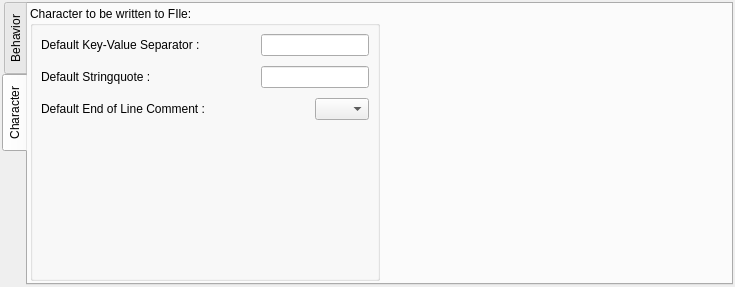
Old version of the form src/option/solveroptionsetting.ui in the repository GAMS-dev/studio.
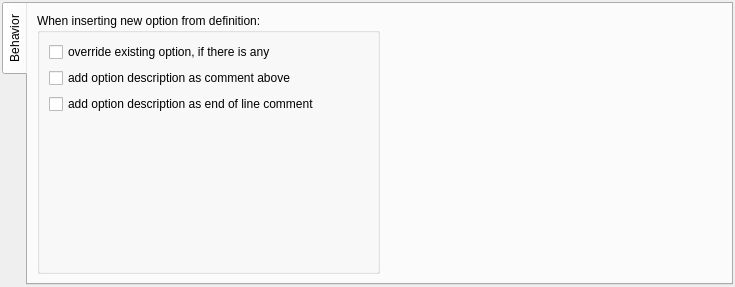
New version of the form. The open tabs and pages were chosen to show the change.

Commit message: do not allow character setting for now

Diff of the .ui file:
```diff
--- a/src/option/solveroptionsetting.ui
+++ b/src/option/solveroptionsetting.ui
@@ -121,267 +121,6 @@
        </item>
       </layout>
      </widget>
-     <widget class="QWidget" name="characterTab">
-      <property name="sizePolicy">
-       <sizepolicy hsizetype="Expanding" vsizetype="Expanding">
-        <horstretch>0</horstretch>
-        <verstretch>0</verstretch>
-       </sizepolicy>
-      </property>
-      <attribute name="title">
-       <string>Character</string>
-      </attribute>
-      <layout class="QHBoxLayout" name="horizontalLayout_6" stretch="0,0">
-       <property name="spacing">
-        <number>2</number>
-       </property>
-       <property name="leftMargin">
-        <number>2</number>
-       </property>
-       <property name="topMargin">
-        <number>2</number>
-       </property>
-       <property name="rightMargin">
-        <number>2</number>
-       </property>
-       <property name="bottomMargin">
-        <number>2</number>
-       </property>
-       <item>
-        <widget class="QGroupBox" name="characterGroupBox">
-         <property name="title">
-          <string>Character to be written to FIle:</string>
-         </property>
-         <layout class="QVBoxLayout" name="verticalLayout_6">
-          <property name="spacing">
-           <number>6</number>
-          </property>
-          <property name="leftMargin">
-           <number>6</number>
-          </property>
-          <property name="topMargin">
-           <number>6</number>
-          </property>
-          <property name="rightMargin">
-           <number>6</number>
-          </property>
-          <property name="bottomMargin">
-           <number>6</number>
-          </property>
-          <item>
-           <widget class="QWidget" name="separatorWidget" native="true">
-            <property name="sizePolicy">
-             <sizepolicy hsizetype="Preferred" vsizetype="Minimum">
-              <horstretch>0</horstretch>
-              <verstretch>0</verstretch>
-             </sizepolicy>
-            </property>
-            <layout class="QHBoxLayout" name="horizontalLayout_2">
-             <property name="spacing">
-              <number>2</number>
-             </property>
-             <property name="leftMargin">
-              <number>2</number>
-             </property>
-             <property name="topMargin">
-              <number>2</number>
-             </property>
-             <property name="rightMargin">
-              <number>2</number>
-             </property>
-             <property name="bottomMargin">
-              <number>2</number>
-             </property>
-             <item>
-              <widget class="QLabel" name="separatorLabel">
-               <property name="text">
-                <string>Default Key-Value Separator :</string>
-               </property>
-              </widget>
-             </item>
-             <item>
-              <spacer name="separatorHSpacer">
-               <property name="orientation">
-                <enum>Qt::Horizontal</enum>
-               </property>
-               <property name="sizeHint" stdset="0">
-                <size>
-                 <width>40</width>
-                 <height>20</height>
-                </size>
-               </property>
-              </spacer>
-             </item>
-             <item>
-              <widget class="QLineEdit" name="defaultSeparatorLineEdit">
-               <property name="sizePolicy">
-                <sizepolicy hsizetype="Minimum" vsizetype="Preferred">
-                 <horstretch>0</horstretch>
-                 <verstretch>0</verstretch>
-                </sizepolicy>
-               </property>
-               <property name="maxLength">
-                <number>5</number>
-               </property>
-               <property name="readOnly">
-                <bool>true</bool>
-               </property>
-              </widget>
-             </item>
-            </layout>
-           </widget>
-          </item>
-          <item>
-           <widget class="QWidget" name="stringquoteWidget" native="true">
-            <layout class="QHBoxLayout" name="horizontalLayout">
-             <property name="spacing">
-              <number>2</number>
-             </property>
-             <property name="leftMargin">
-              <number>2</number>
-             </property>
-             <property name="topMargin">
-              <number>2</number>
-             </property>
-             <property name="rightMargin">
-              <number>2</number>
-             </property>
-             <property name="bottomMargin">
-              <number>2</number>
-             </property>
-             <item>
-              <widget class="QLabel" name="stringquoteLabel">
-               <property name="text">
-                <string>Default Stringquote :</string>
-               </property>
-              </widget>
-             </item>
-             <item>
-              <spacer name="stringquoteHSpacer">
-               <property name="orientation">
-                <enum>Qt::Horizontal</enum>
-               </property>
-               <property name="sizeHint" stdset="0">
-                <size>
-                 <width>40</width>
-                 <height>20</height>
-                </size>
-               </property>
-              </spacer>
-             </item>
-             <item>
-              <widget class="QLineEdit" name="defaultStringquoteLineEdit">
-               <property name="sizePolicy">
-                <sizepolicy hsizetype="Minimum" vsizetype="Preferred">
-                 <horstretch>0</horstretch>
-                 <verstretch>0</verstretch>
-                </sizepolicy>
-               </property>
-               <property name="maxLength">
-                <number>5</number>
-               </property>
-               <property name="readOnly">
-                <bool>true</bool>
-               </property>
-              </widget>
-             </item>
-            </layout>
-           </widget>
-          </item>
-          <item>
-           <widget class="QWidget" name="eolCommentWidget" native="true">
-            <property name="sizePolicy">
-             <sizepolicy hsizetype="Preferred" vsizetype="Minimum">
-              <horstretch>0</horstretch>
-              <verstretch>0</verstretch>
-             </sizepolicy>
-            </property>
-            <layout class="QHBoxLayout" name="horizontalLayout_3">
-             <property name="spacing">
-              <number>2</number>
-             </property>
-             <property name="leftMargin">
-              <number>2</number>
-             </property>
-             <property name="topMargin">
-              <number>2</number>
-             </property>
-             <property name="rightMargin">
-              <number>2</number>
-             </property>
-             <property name="bottomMargin">
-              <number>2</number>
-             </property>
-             <item>
-              <widget class="QLabel" name="eolCommentLabel">
-               <property name="text">
-                <string>Default End of Line Comment :</string>
-               </property>
-              </widget>
-             </item>
-             <item>
-              <spacer name="eolCommentHSpacer">
-               <property name="orientation">
-                <enum>Qt::Horizontal</enum>
-               </property>
-               <property name="sizeHint" stdset="0">
-                <size>
-                 <width>40</width>
-                 <height>20</height>
-                </size>
-               </property>
-              </spacer>
-             </item>
-             <item>
-              <widget class="QComboBox" name="eolCommentCharComboBox">
-               <property name="sizePolicy">
-                <sizepolicy hsizetype="Preferred" vsizetype="Minimum">
-                 <horstretch>0</horstretch>
-                 <verstretch>0</verstretch>
-                </sizepolicy>
-               </property>
-               <property name="sizeAdjustPolicy">
-                <enum>QComboBox::AdjustToMinimumContentsLength</enum>
-               </property>
-               <property name="minimumContentsLength">
-                <number>3</number>
-               </property>
-              </widget>
-             </item>
-            </layout>
-           </widget>
-          </item>
-          <item>
-           <spacer name="defaultSeparatorVSpacer">
-            <property name="orientation">
-             <enum>Qt::Vertical</enum>
-            </property>
-            <property name="sizeHint" stdset="0">
-             <size>
-              <width>17</width>
-              <height>69</height>
-             </size>
-            </property>
-           </spacer>
-          </item>
-         </layout>
-        </widget>
-       </item>
-       <item>
-        <spacer name="characterHSpacer">
-         <property name="orientation">
-          <enum>Qt::Horizontal</enum>
-         </property>
-         <property name="sizeHint" stdset="0">
-          <size>
-           <width>40</width>
-           <height>20</height>
-          </size>
-         </property>
-        </spacer>
-       </item>
-      </layout>
-     </widget>
     </widget>
    </item>
   </layout>
```
The commit also changes 2 other files.
